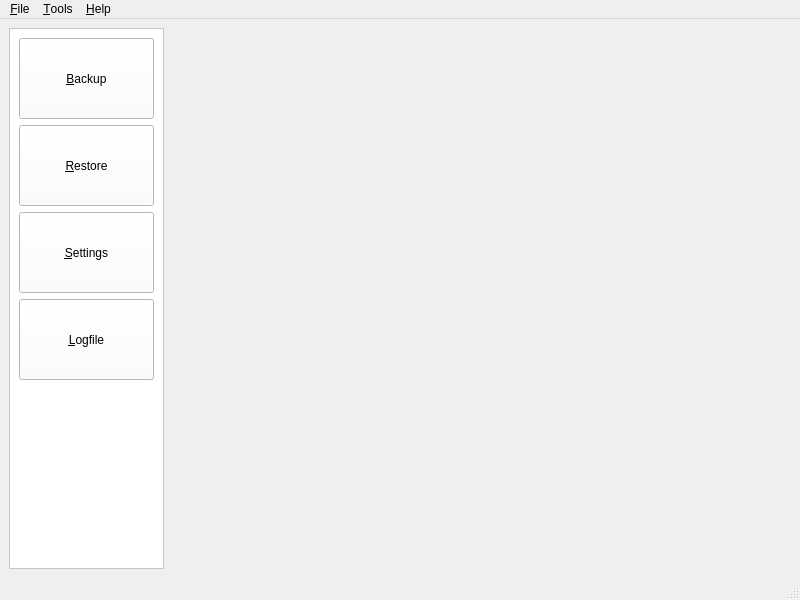
The window that src/gui/main_window.ui (stepping-stone/sepiola) describes before a commit, drawn with Qt 5.
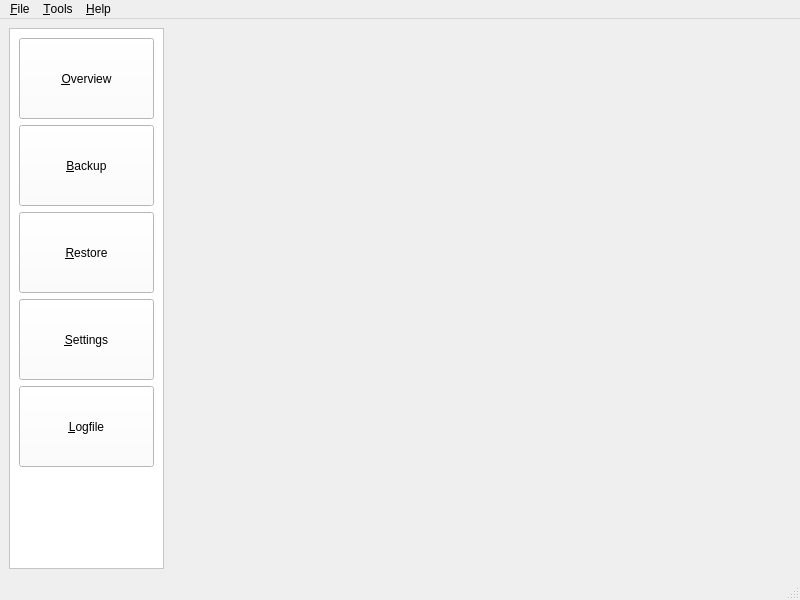
The same window after the commit. Icons and pictures are not drawn.

Commit message: overview-form added

What changed in the file:
```diff
--- a/src/gui/main_window.ui
+++ b/src/gui/main_window.ui
@@ -28,8 +28,8 @@
    </size>
   </property>
   <widget class="QWidget" name="centralwidget" >
-   <layout class="QGridLayout" >
-    <item row="0" column="0" >
+   <layout class="QHBoxLayout" >
+    <item>
      <widget class="QFrame" name="frameToolbar" >
       <property name="sizePolicy" >
        <sizepolicy vsizetype="Expanding" hsizetype="Minimum" >
@@ -55,8 +55,39 @@
       <property name="lineWidth" >
        <number>1</number>
       </property>
-      <layout class="QGridLayout" >
-       <item row="0" column="0" >
+      <layout class="QVBoxLayout" >
+       <item>
+        <widget class="QToolButton" name="btnOverview" >
+         <property name="sizePolicy" >
+          <sizepolicy vsizetype="Fixed" hsizetype="Preferred" >
+           <horstretch>0</horstretch>
+           <verstretch>0</verstretch>
+          </sizepolicy>
+         </property>
+         <property name="minimumSize" >
+          <size>
+           <width>110</width>
+           <height>81</height>
+          </size>
+         </property>
+         <property name="text" >
+          <string>&amp;Overview</string>
+         </property>
+         <property name="icon" >
+          <iconset resource="resources/screen.qrc" >:/main/home.png</iconset>
+         </property>
+         <property name="iconSize" >
+          <size>
+           <width>48</width>
+           <height>48</height>
+          </size>
+         </property>
+         <property name="toolButtonStyle" >
+          <enum>Qt::ToolButtonTextUnderIcon</enum>
+         </property>
+        </widget>
+       </item>
+       <item>
         <widget class="QToolButton" name="btnBackup" >
          <property name="sizePolicy" >
           <sizepolicy vsizetype="Fixed" hsizetype="Preferred" >
@@ -87,7 +118,7 @@
          </property>
         </widget>
        </item>
-       <item row="1" column="0" >
+       <item>
         <widget class="QToolButton" name="btnRestore" >
          <property name="sizePolicy" >
           <sizepolicy vsizetype="Fixed" hsizetype="Preferred" >
@@ -118,7 +149,7 @@
          </property>
         </widget>
        </item>
-       <item row="2" column="0" >
+       <item>
         <widget class="QToolButton" name="btnSettings" >
          <property name="sizePolicy" >
           <sizepolicy vsizetype="Fixed" hsizetype="Preferred" >
@@ -149,7 +180,7 @@
          </property>
         </widget>
        </item>
-       <item row="3" column="0" >
+       <item>
         <widget class="QToolButton" name="btnLogfile" >
          <property name="sizePolicy" >
           <sizepolicy vsizetype="Fixed" hsizetype="Preferred" >
@@ -180,7 +211,7 @@
          </property>
         </widget>
        </item>
-       <item row="4" column="0" >
+       <item>
         <spacer>
          <property name="orientation" >
           <enum>Qt::Vertical</enum>
@@ -196,7 +227,7 @@
       </layout>
      </widget>
     </item>
-    <item row="0" column="1" >
+    <item>
      <widget class="QFrame" name="frameMain" >
       <property name="sizePolicy" >
        <sizepolicy vsizetype="Expanding" hsizetype="Expanding" >
@@ -223,7 +254,7 @@
      <x>0</x>
      <y>0</y>
      <width>800</width>
-     <height>29</height>
+     <height>23</height>
     </rect>
    </property>
    <widget class="QMenu" name="menuHelp" >
@@ -242,6 +273,7 @@
     <property name="title" >
      <string>&amp;Tools</string>
     </property>
+    <addaction name="actionOverview" />
     <addaction name="actionBackup" />
     <addaction name="actionRestore" />
     <addaction name="actionSettings" />
@@ -260,6 +292,14 @@
     <string>&amp;Exit</string>
    </property>
   </action>
+  <action name="actionOverview" >
+   <property name="icon" >
+    <iconset resource="resources/screen.qrc" >:/main/home.png</iconset>
+   </property>
+   <property name="text" >
+    <string>&amp;Overview</string>
+   </property>
+  </action>
   <action name="actionBackup" >
    <property name="icon" >
     <iconset resource="resources/screen.qrc" >:/main/backup.png</iconset>
```
